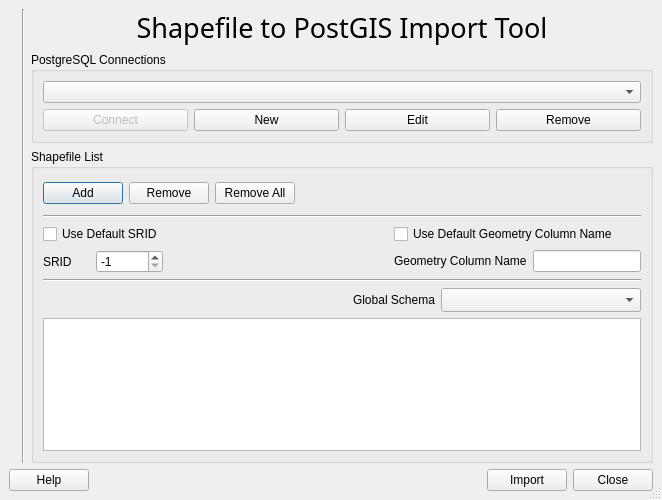
Before: the Qt Designer form src/plugins/spit/qgsspitbase.ui in qgis/QGIS, drawn with Qt 5.
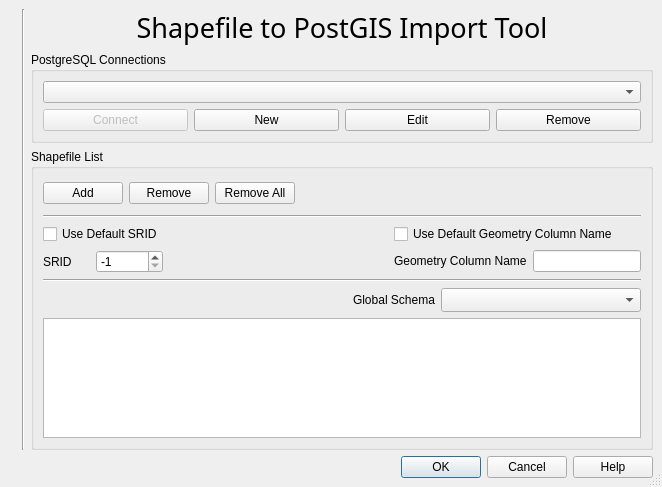
After: the same form once the commit is applied. Icons and pictures are not drawn.

Commit message: Convert dialogs to Qt 4.2 StandardButton API. Also fix memory leaks by using the delete operator or Qt::WA_DeleteOnClose along with accept or reject rather then deprecated Qt3 routines. Also eliminate compiler warnings.

Diff of the .ui file:
```diff
--- a/src/plugins/spit/qgsspitbase.ui
+++ b/src/plugins/spit/qgsspitbase.ui
@@ -9,7 +9,7 @@
     <x>0</x>
     <y>0</y>
     <width>662</width>
-    <height>500</height>
+    <height>487</height>
    </rect>
   </property>
   <property name="baseSize" >
@@ -441,59 +441,6 @@
      </layout>
     </widget>
    </item>
-   <item row="3" column="0" colspan="3" >
-    <layout class="QHBoxLayout" >
-     <property name="margin" >
-      <number>0</number>
-     </property>
-     <property name="spacing" >
-      <number>6</number>
-     </property>
-     <item>
-      <widget class="QPushButton" name="btnHelp" >
-       <property name="text" >
-        <string>Help</string>
-       </property>
-      </widget>
-     </item>
-     <item>
-      <spacer>
-       <property name="orientation" >
-        <enum>Qt::Horizontal</enum>
-       </property>
-       <property name="sizeType" >
-        <enum>QSizePolicy::Expanding</enum>
-       </property>
-       <property name="sizeHint" >
-        <size>
-         <width>361</width>
-         <height>21</height>
-        </size>
-       </property>
-      </spacer>
-     </item>
-     <item>
-      <widget class="QPushButton" name="btnImport" >
-       <property name="toolTip" >
-        <string>Import the defined shapefiles to PostGIS</string>
-       </property>
-       <property name="whatsThis" >
-        <string>Import the defined shapefiles to PostGIS</string>
-       </property>
-       <property name="text" >
-        <string>Import</string>
-       </property>
-      </widget>
-     </item>
-     <item>
-      <widget class="QPushButton" name="btnQuit" >
-       <property name="text" >
-        <string>Close</string>
-       </property>
-      </widget>
-     </item>
-    </layout>
-   </item>
    <item rowspan="3" row="0" column="0" >
     <widget class="QLabel" name="pixmapLabel1" >
      <property name="pixmap" >
@@ -517,6 +464,16 @@
      </property>
     </widget>
    </item>
+   <item row="3" column="0" colspan="3" >
+    <widget class="QDialogButtonBox" name="buttonBox" >
+     <property name="orientation" >
+      <enum>Qt::Horizontal</enum>
+     </property>
+     <property name="standardButtons" >
+      <set>QDialogButtonBox::Cancel|QDialogButtonBox::Help|QDialogButtonBox::NoButton|QDialogButtonBox::Ok</set>
+     </property>
+    </widget>
+   </item>
   </layout>
  </widget>
  <layoutdefault spacing="6" margin="11" />
```
Left out of the diff: 4 changed lines with no effect on the pictures. The commit also changes 48 other files.
